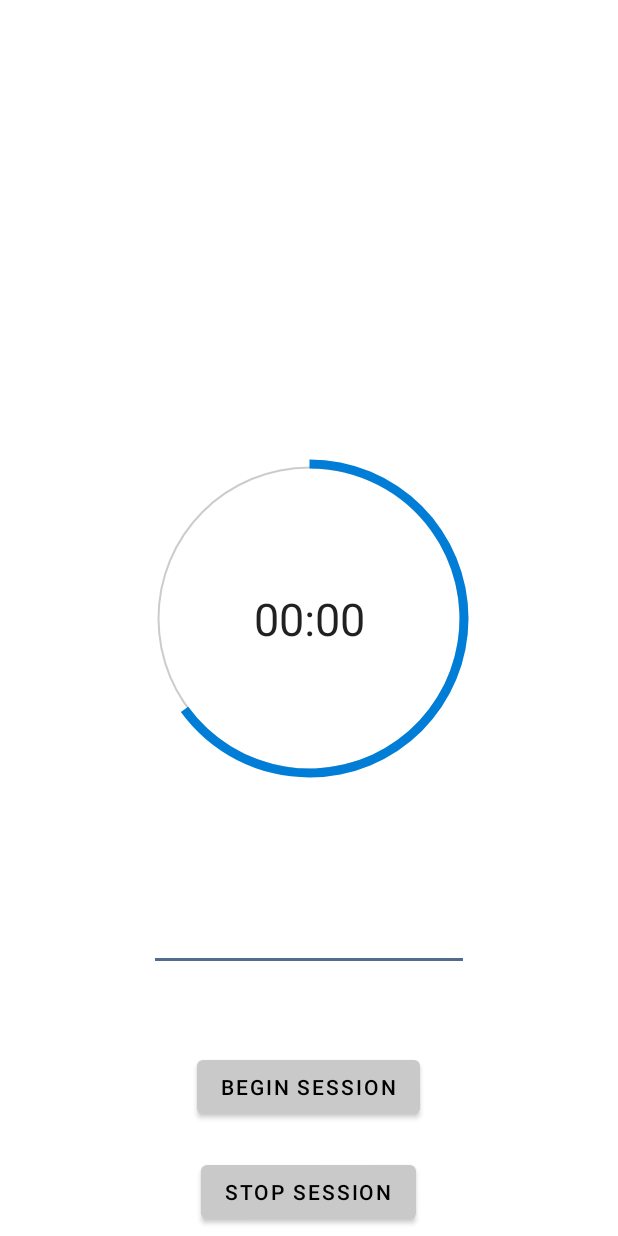
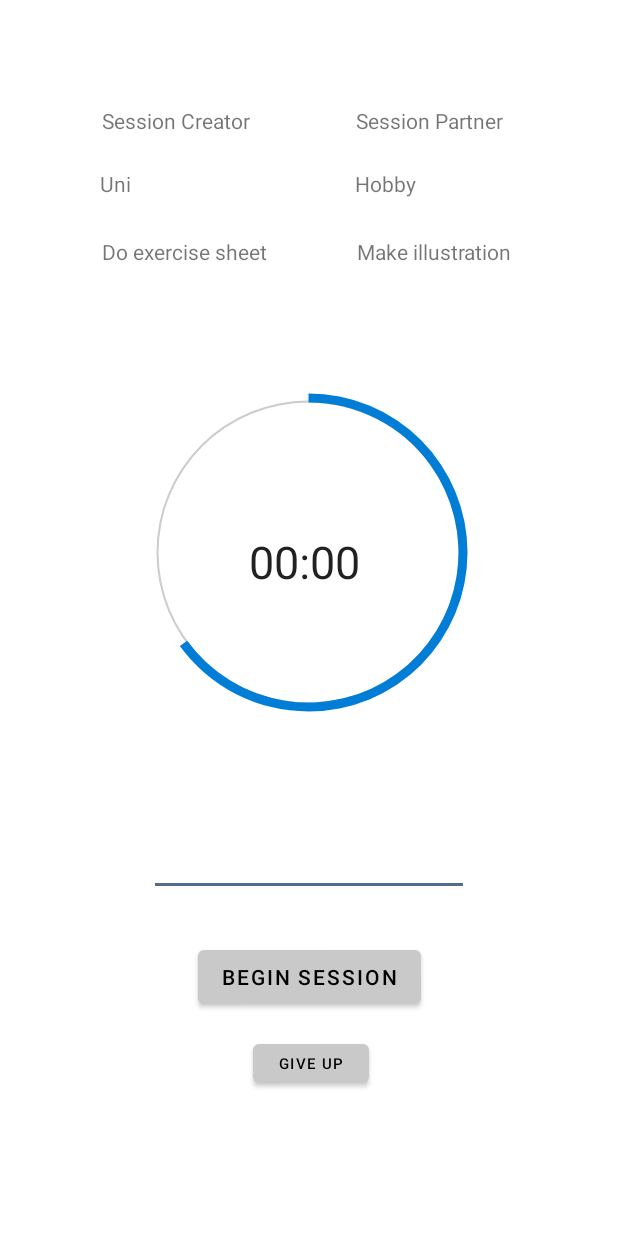
Before and after one commit to ChriAZi/pem-android, an Android app: the screen it shows after launch (MainActivity), on a phone screen of 412 x 824 dp. Run offline under Robolectric (Android 15) with nearby library versions, the phone set to English and light mode, and no system bars.

Commit message:
added some layout

```diff
--- a/app/src/main/res/layout/activity_main.xml
+++ b/app/src/main/res/layout/activity_main.xml
@@ -10,13 +10,15 @@
         android:id="@+id/timer_countdown"
         android:layout_width="wrap_content"
         android:layout_height="wrap_content"
+        android:text="00:00"
         android:textAppearance="@style/TextAppearance.AppCompat.Large"
         android:textSize="30sp"
         app:layout_constraintBottom_toBottomOf="parent"
+        app:layout_constraintHorizontal_bias="0.492"
         app:layout_constraintLeft_toLeftOf="parent"
         app:layout_constraintRight_toRightOf="parent"
         app:layout_constraintTop_toTopOf="parent"
-        android:text="00:00" />
+        app:layout_constraintVertical_bias="0.452" />
 
     <ProgressBar
         android:id="@+id/barTimer"
@@ -31,8 +33,10 @@
         android:progressDrawable="@drawable/circular_progress_bar"
         app:layout_constraintBottom_toBottomOf="parent"
         app:layout_constraintEnd_toEndOf="parent"
+        app:layout_constraintHorizontal_bias="0.496"
         app:layout_constraintStart_toStartOf="parent"
-        app:layout_constraintTop_toTopOf="parent" />
+        app:layout_constraintTop_toTopOf="parent"
+        app:layout_constraintVertical_bias="0.424" />
 
     <Button
         android:id="@+id/start"
@@ -41,22 +45,22 @@
         android:text="Begin session"
         app:layout_constraintBottom_toBottomOf="parent"
         app:layout_constraintEnd_toEndOf="parent"
-        app:layout_constraintHorizontal_bias="0.498"
         app:layout_constraintStart_toStartOf="parent"
         app:layout_constraintTop_toTopOf="parent"
-        app:layout_constraintVertical_bias="0.903" />
+        app:layout_constraintVertical_bias="0.808" />
 
     <Button
         android:id="@+id/stop"
-        android:layout_width="wrap_content"
-        android:layout_height="wrap_content"
-        android:text="Stop session"
+        android:layout_width="77dp"
+        android:layout_height="38dp"
+        android:text="Give up"
+        android:textSize="10sp"
         app:layout_constraintBottom_toBottomOf="parent"
         app:layout_constraintEnd_toEndOf="parent"
-        app:layout_constraintHorizontal_bias="0.498"
+        app:layout_constraintHorizontal_bias="0.504"
         app:layout_constraintStart_toStartOf="parent"
         app:layout_constraintTop_toTopOf="parent"
-        app:layout_constraintVertical_bias="0.993" />
+        app:layout_constraintVertical_bias="0.878" />
 
     <EditText
         android:id="@+id/session_duration"
@@ -68,7 +72,79 @@
         app:layout_constraintEnd_toEndOf="parent"
         app:layout_constraintStart_toStartOf="parent"
         app:layout_constraintTop_toTopOf="parent"
-        app:layout_constraintVertical_bias="0.773" />
+        app:layout_constraintVertical_bias="0.709" />
+
+    <TextView
+        android:id="@+id/textView"
+        android:layout_width="wrap_content"
+        android:layout_height="wrap_content"
+        android:text="Session Creator"
+        app:layout_constraintBottom_toBottomOf="parent"
+        app:layout_constraintEnd_toEndOf="parent"
+        app:layout_constraintHorizontal_bias="0.216"
+        app:layout_constraintStart_toStartOf="parent"
+        app:layout_constraintTop_toTopOf="parent"
+        app:layout_constraintVertical_bias="0.088" />
+
+    <TextView
+        android:id="@+id/textView3"
+        android:layout_width="wrap_content"
+        android:layout_height="wrap_content"
+        android:text="Uni"
+        app:layout_constraintBottom_toBottomOf="parent"
+        app:layout_constraintEnd_toEndOf="parent"
+        app:layout_constraintHorizontal_bias="0.171"
+        app:layout_constraintStart_toStartOf="parent"
+        app:layout_constraintTop_toTopOf="parent"
+        app:layout_constraintVertical_bias="0.14" />
+
+    <TextView
+        android:id="@+id/textView4"
+        android:layout_width="wrap_content"
+        android:layout_height="wrap_content"
+        android:text="Do exercise sheet"
+        app:layout_constraintBottom_toBottomOf="parent"
+        app:layout_constraintEnd_toEndOf="parent"
+        app:layout_constraintHorizontal_bias="0.225"
+        app:layout_constraintStart_toStartOf="parent"
+        app:layout_constraintTop_toTopOf="parent"
+        app:layout_constraintVertical_bias="0.196" />
+
+    <TextView
+        android:id="@+id/textView2"
+        android:layout_width="wrap_content"
+        android:layout_height="wrap_content"
+        android:text="Session Partner"
+        app:layout_constraintBottom_toBottomOf="parent"
+        app:layout_constraintEnd_toEndOf="parent"
+        app:layout_constraintHorizontal_bias="0.758"
+        app:layout_constraintStart_toStartOf="parent"
+        app:layout_constraintTop_toTopOf="parent"
+        app:layout_constraintVertical_bias="0.088" />
+
+    <TextView
+        android:id="@+id/textView6"
+        android:layout_width="wrap_content"
+        android:layout_height="wrap_content"
+        android:text="Make illustration"
+        app:layout_constraintBottom_toBottomOf="parent"
+        app:layout_constraintEnd_toEndOf="parent"
+        app:layout_constraintHorizontal_bias="0.771"
+        app:layout_constraintStart_toStartOf="parent"
+        app:layout_constraintTop_toTopOf="parent"
+        app:layout_constraintVertical_bias="0.196" />
+
+    <TextView
+        android:id="@+id/textView7"
+        android:layout_width="wrap_content"
+        android:layout_height="wrap_content"
+        android:text="Hobby"
+        app:layout_constraintBottom_toBottomOf="parent"
+        app:layout_constraintEnd_toEndOf="parent"
+        app:layout_constraintHorizontal_bias="0.637"
+        app:layout_constraintStart_toStartOf="parent"
+        app:layout_constraintTop_toTopOf="parent"
+        app:layout_constraintVertical_bias="0.14" />
 
 
 </androidx.constraintlayout.widget.ConstraintLayout>
```
